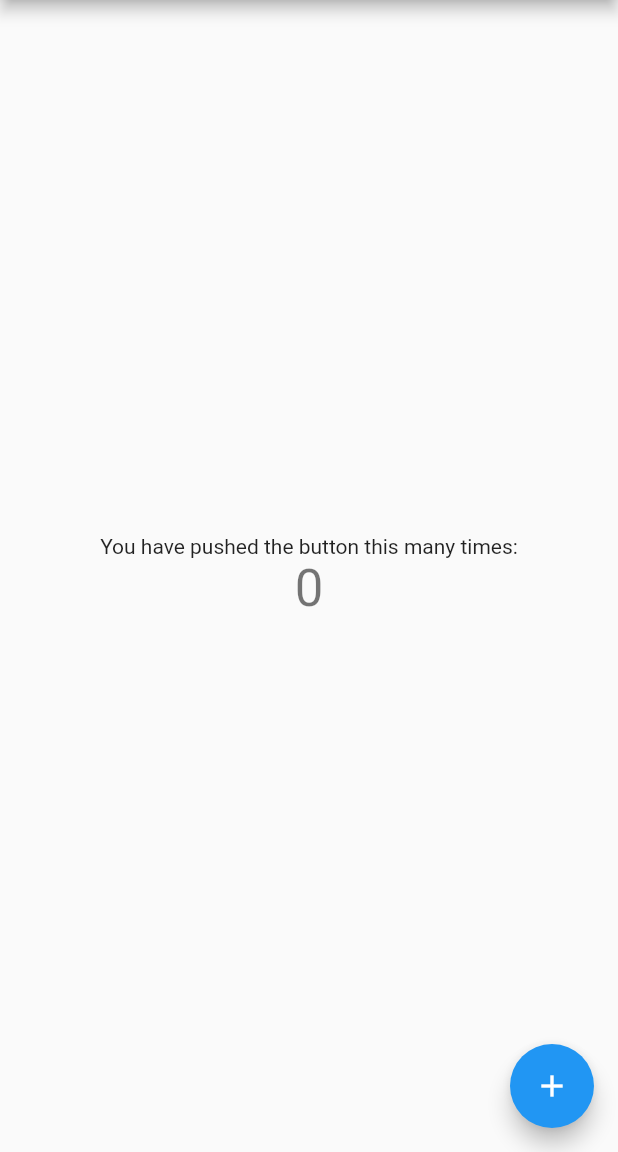
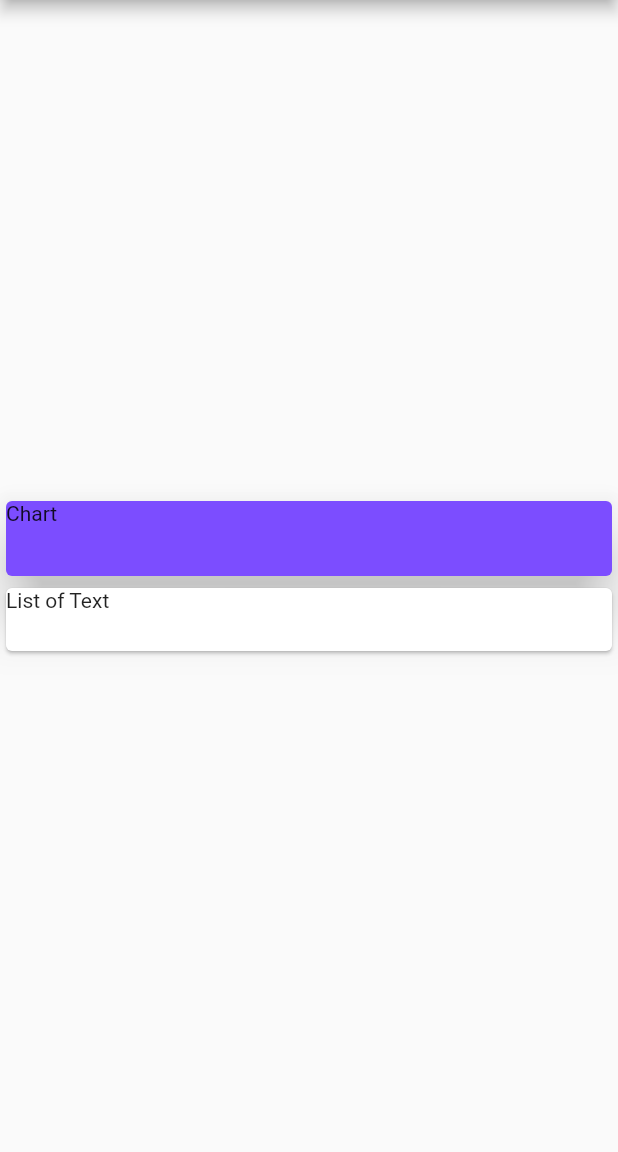
Before and after one commit to Hayley-Smith/flutterExpenseTracker, a Flutter app: the screen it shows after launch, on a phone screen of 412 x 824 dp, the part 84-1236 px from its top. Run offline on Flutter 3.47's test engine with Material 2 defaults, Android fonts, the phone set to English and light mode, and no system bars.

Commit message:
another commit

```diff
--- a/lib/main.dart
+++ b/lib/main.dart
@@ -32,14 +32,12 @@ class _MyHomePageState extends State<MyHomePage> {
 
   void _incrementCounter() {
     setState(() {
-
       _counter++;
     });
   }
 
   @override
   Widget build(BuildContext context) {
-
     return Scaffold(
       appBar: AppBar(
         title: Text(widget.title),
@@ -48,21 +46,24 @@ class _MyHomePageState extends State<MyHomePage> {
         child: Column(
           mainAxisAlignment: MainAxisAlignment.center,
           children: <Widget>[
-            Text(
-              'You have pushed the button this many times:',
+            Card(
+              child: Container(
+                  width: double.infinity,
+                  height: 50,
+                  child: Text('Chart')),
+              color: Colors.deepPurpleAccent,
+              elevation: 15,
             ),
-            Text(
-              '$_counter',
-              style: Theme.of(context).textTheme.headline4,
+            Container(
+              width: double.infinity,
+              height: 50,
+              child: Card(
+                child: Text('List of Text'),
+              ),
             ),
           ],
         ),
       ),
-      floatingActionButton: FloatingActionButton(
-        onPressed: _incrementCounter,
-        tooltip: 'Increment',
-        child: Icon(Icons.add),
-      ),
     );
   }
 }
```
Also changed, not shown: 1 other file.
